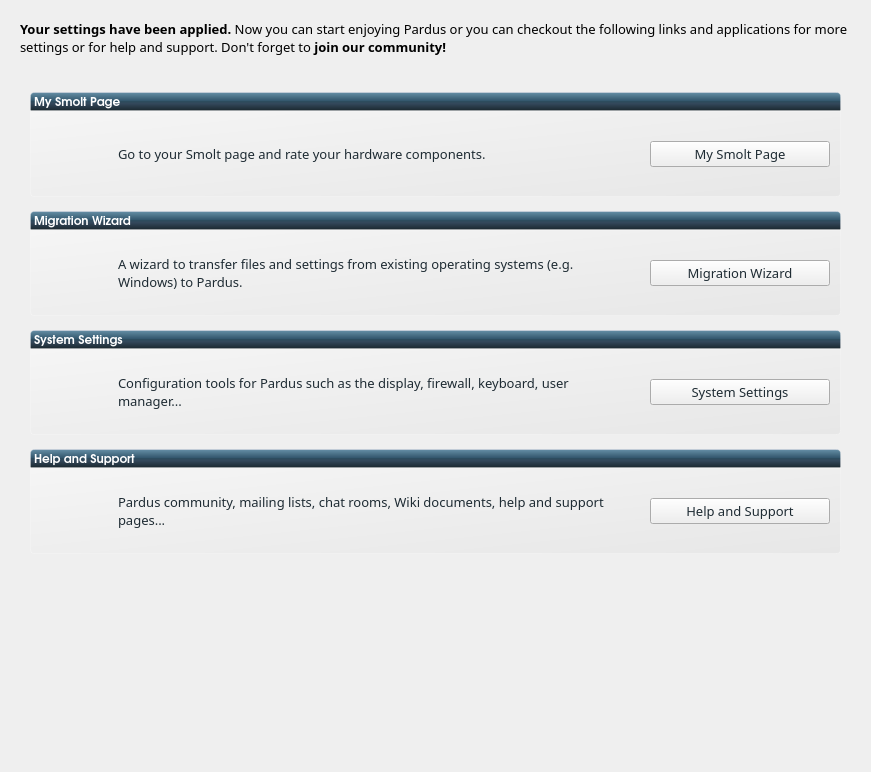
Old version of the form kde/kaptan/ui/ui_scrGoodbye.ui in the repository pars-linux/uludag.
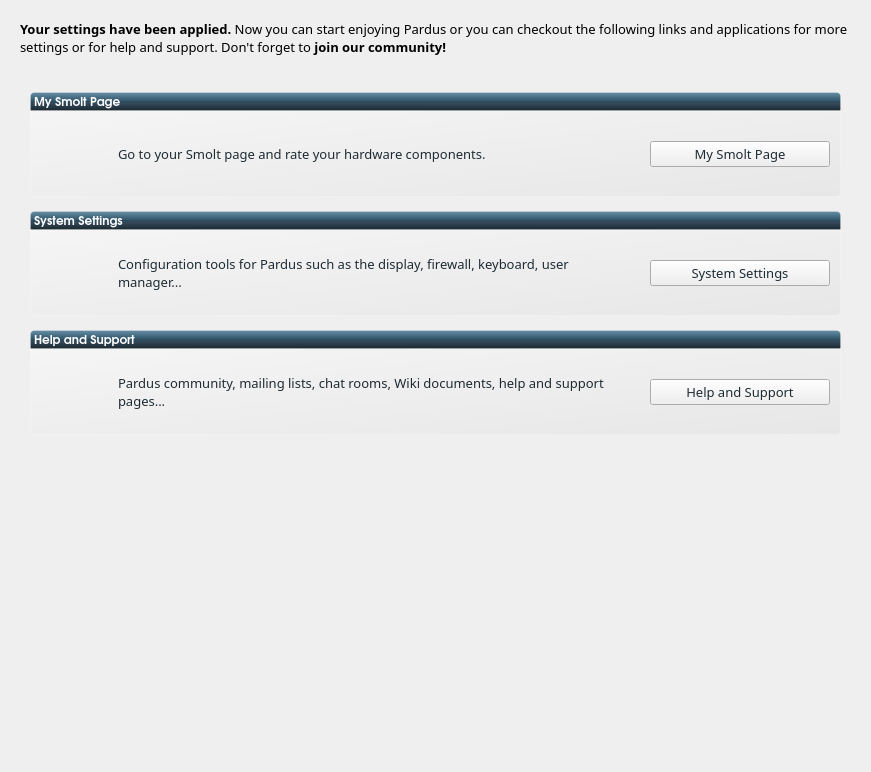
New version of the form. Icons and pictures are not drawn.

Commit message: remove migration links

What changed in the file:
```diff
--- a/kde/kaptan/ui/ui_scrGoodbye.ui
+++ b/kde/kaptan/ui/ui_scrGoodbye.ui
@@ -84,7 +84,7 @@
         <x>0</x>
         <y>0</y>
         <width>831</width>
-        <height>666</height>
+        <height>670</height>
        </rect>
       </property>
       <property name="styleSheet">
@@ -281,189 +281,6 @@
          </item>
         </layout>
        </item>
-       <item>
-        <layout class="QVBoxLayout" name="verticalLayout_3">
-         <property name="spacing">
-          <number>0</number>
-         </property>
-         <item>
-          <widget class="QLabel" name="label_2">
-           <property name="font">
-            <font>
-             <family>URW Gothic L</family>
-             <pointsize>9</pointsize>
-             <weight>75</weight>
-             <bold>true</bold>
-             <underline>false</underline>
-            </font>
-           </property>
-           <property name="styleSheet">
-            <string notr="true">background-color: qlineargradient(spread:pad, x1:0.5, y1:1, x2:0.5, y2:0, stop:0 rgba(26, 38, 45, 255), stop:0.398093 rgba(51, 72, 91, 255), stop:0.521739 rgba(45, 76, 94, 255), stop:0.531585 rgba(49, 84, 106, 255), stop:0.983696 rgba(99, 141, 164, 255), stop:1 rgba(120, 146, 172, 255));
-border: 1px solid rgba(255,255,255,50);
-color:white;
-border-top-left-radius: 4px;
-border-top-right-radius: 4px;</string>
-           </property>
-           <property name="text">
-            <string>Migration Wizard</string>
-           </property>
-           <property name="margin">
-            <number>5</number>
-           </property>
-          </widget>
-         </item>
-         <item>
-          <widget class="QGroupBox" name="migrationGroupBox">
-           <property name="font">
-            <font>
-             <family>Sans Serif</family>
-             <pointsize>11</pointsize>
-             <weight>75</weight>
-             <bold>true</bold>
-             <underline>false</underline>
-             <strikeout>false</strikeout>
-            </font>
-           </property>
-           <property name="styleSheet">
-            <string notr="true">#migrationGroupBox{
-background-color: qlineargradient(spread:pad, x1:1, y1:1, x2:0, y2:0, stop:0 rgba(219, 219, 219, 100), stop:1 rgba(255, 255, 255, 100));
-border: 1px solid rgba(255,255,255,50);
-border-bottom-left-radius: 4px;
-border-bottom-right-radius: 4px;
-}</string>
-           </property>
-           <property name="title">
-            <string/>
-           </property>
-           <property name="alignment">
-            <set>Qt::AlignLeading|Qt::AlignLeft|Qt::AlignTop</set>
-           </property>
-           <property name="flat">
-            <bool>true</bool>
-           </property>
-           <property name="checkable">
-            <bool>false</bool>
-           </property>
-           <layout class="QGridLayout" name="gridLayout_2">
-            <property name="margin">
-             <number>10</number>
-            </property>
-            <item row="0" column="2">
-             <widget class="QLabel" name="labelSystemSettings_3">
-              <property name="sizePolicy">
-               <sizepolicy hsizetype="Preferred" vsizetype="Preferred">
-                <horstretch>0</horstretch>
-                <verstretch>0</verstretch>
-               </sizepolicy>
-              </property>
-              <property name="minimumSize">
-               <size>
-                <width>0</width>
-                <height>40</height>
-               </size>
-              </property>
-              <property name="font">
-               <font>
-                <family>Sans Serif</family>
-                <pointsize>10</pointsize>
-               </font>
-              </property>
-              <property name="styleSheet">
-               <string notr="true">color: rgb(30, 43, 51)</string>
-              </property>
-              <property name="text">
-               <string>A wizard to transfer files and settings from existing operating systems (e.g. Windows) to Pardus.</string>
-              </property>
-              <property name="scaledContents">
-               <bool>true</bool>
-              </property>
-              <property name="wordWrap">
-               <bool>true</bool>
-              </property>
-              <property name="margin">
-               <number>0</number>
-              </property>
-              <property name="indent">
-               <number>7</number>
-              </property>
-             </widget>
-            </item>
-            <item row="0" column="3">
-             <spacer name="horizontalSpacer_6">
-              <property name="orientation">
-               <enum>Qt::Horizontal</enum>
-              </property>
-              <property name="sizeType">
-               <enum>QSizePolicy::Fixed</enum>
-              </property>
-              <property name="sizeHint" stdset="0">
-               <size>
-                <width>30</width>
-                <height>20</height>
-               </size>
-              </property>
-             </spacer>
-            </item>
-            <item row="0" column="4">
-             <widget class="QPushButton" name="buttonMigration">
-              <property name="sizePolicy">
-               <sizepolicy hsizetype="Fixed" vsizetype="Fixed">
-                <horstretch>0</horstretch>
-                <verstretch>0</verstretch>
-               </sizepolicy>
-              </property>
-              <property name="minimumSize">
-               <size>
-                <width>180</width>
-                <height>25</height>
-               </size>
-              </property>
-              <property name="font">
-               <font>
-                <family>Sans Serif</family>
-                <pointsize>10</pointsize>
-                <weight>50</weight>
-                <bold>false</bold>
-               </font>
-              </property>
-              <property name="styleSheet">
-               <string notr="true">color: rgb(30, 43, 51)</string>
-              </property>
-              <property name="text">
-               <string>Migration Wizard</string>
-              </property>
-             </widget>
-            </item>
-            <item row="0" column="1">
-             <widget class="QLabel" name="label_7">
-              <property name="minimumSize">
-               <size>
-                <width>64</width>
-                <height>64</height>
-               </size>
-              </property>
-              <property name="maximumSize">
-               <size>
-                <width>64</width>
-                <height>64</height>
-               </size>
-              </property>
-              <property name="text">
-               <string/>
-              </property>
-              <property name="pixmap">
-               <pixmap resource="../data/kaptan.qrc">:/raw/pixmap/kde-windows.png</pixmap>
-              </property>
-              <property name="scaledContents">
-               <bool>false</bool>
-              </property>
-             </widget>
-            </item>
-           </layout>
-          </widget>
-         </item>
-        </layout>
-       </item>
        <item>
         <layout class="QVBoxLayout" name="verticalLayout_4">
          <property name="spacing">
```
The commit also changes 1 other file.
